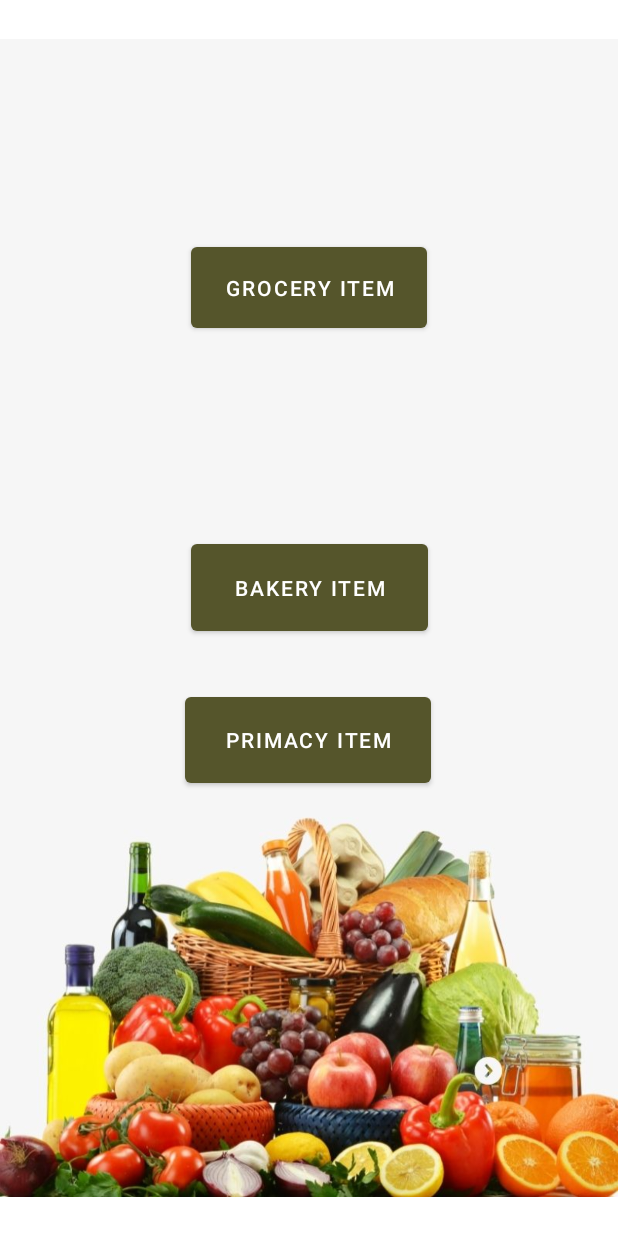
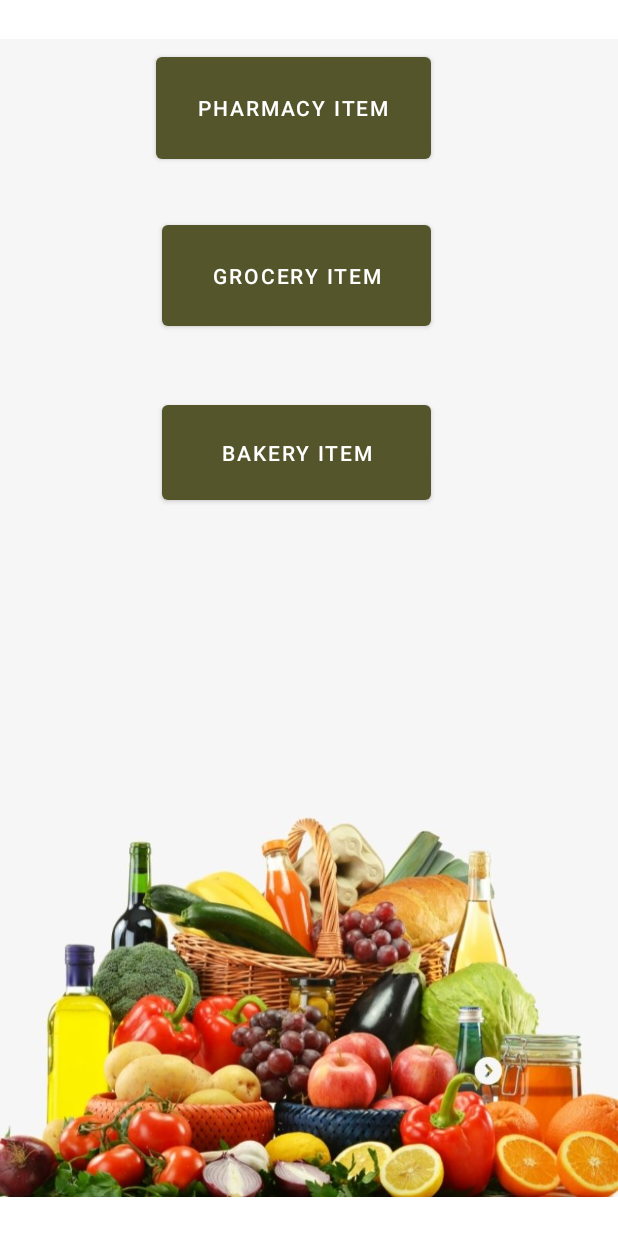
Before and after one commit to SahanPunchihewa/MAD-Project-Y2-S2, an Android app: the layout activity_customer_dashboard.xml on its own in the app's theme, with its tools: preview values and no code run, on a phone screen of 412 x 824 dp. Run offline under Robolectric (Android 15) with nearby library versions, the phone set to English and light mode, and no system bars.

```diff
--- a/app/src/main/AndroidManifest.xml
+++ b/app/src/main/AndroidManifest.xml
@@ -12,6 +12,12 @@
         android:roundIcon="@mipmap/ic_launcher_round"
         android:supportsRtl="true"
         android:theme="@style/Theme.MobileApplication">
+        <activity
+            android:name=".activities.customer.CustomerDashboardActivity"
+            android:exported="false" />
+        <activity
+            android:name=".activities.customer.CustomerLoginActivity"
+            android:exported="false" />
         <activity
             android:name=".activities.customer.CustomerRegisterActivity"
             android:exported="false" />
--- a/app/src/main/java/com/example/mobileapplication/activities/customer/Customer_login.java
+++ b/app/src/main/java/com/example/mobileapplication/activities/customer/CustomerDashboardActivity.java
@@ -6,11 +6,11 @@ import android.os.Bundle;
 
 import com.example.mobileapplication.R;
 
-public class Customer_login extends AppCompatActivity {
+public class CustomerDashboardActivity extends AppCompatActivity {
 
     @Override
     protected void onCreate(Bundle savedInstanceState) {
         super.onCreate(savedInstanceState);
-        setContentView(R.layout.activity_customer_login);
+        setContentView(R.layout.activity_customer_dashboard);
     }
 }
--- a/app/src/main/java/com/example/mobileapplication/activities/customer/CustomerRegisterActivity.java
+++ b/app/src/main/java/com/example/mobileapplication/activities/customer/CustomerRegisterActivity.java
@@ -42,7 +42,7 @@ public class CustomerRegisterActivity extends AppCompatActivity {
         loginTv.setOnClickListener(new View.OnClickListener() {
             @Override
             public void onClick(View view) {
-                Intent intent = new Intent(CustomerRegisterActivity.this,Customer_login.class);
+                Intent intent = new Intent(CustomerRegisterActivity.this,CustomerLoginActivity.class);
                 startActivity(intent);
             }
         });
--- a/app/src/main/res/layout/activity_customer_dashboard.xml
+++ b/app/src/main/res/layout/activity_customer_dashboard.xml
@@ -4,7 +4,7 @@
     xmlns:tools="http://schemas.android.com/tools"
     android:layout_width="match_parent"
     android:layout_height="match_parent"
-    tools:context=".Customer_Dashboard">
+    tools:context=".activities.customer.CustomerDashboardActivity">
 
     <ImageView
         android:id="@+id/imageView4"
@@ -12,7 +12,7 @@
         android:layout_height="wrap_content"
         app:layout_constraintBottom_toBottomOf="parent"
         app:layout_constraintEnd_toEndOf="parent"
-        app:layout_constraintHorizontal_bias="1.0"
+        app:layout_constraintHorizontal_bias="0.0"
         app:layout_constraintStart_toStartOf="parent"
         app:layout_constraintTop_toTopOf="parent"
         app:layout_constraintVertical_bias="1.0"
@@ -20,35 +20,31 @@
 
     <Button
         android:id="@+id/Primacy_Item"
-        android:layout_width="164dp"
-        android:layout_height="69dp"
-        android:layout_marginBottom="296dp"
+        android:layout_width="183dp"
+        android:layout_height="80dp"
+        android:layout_marginStart="104dp"
+        android:layout_marginTop="32dp"
         android:text="@string/Primacy_Item"
-        app:layout_constraintBottom_toBottomOf="@+id/imageView4"
-        app:layout_constraintEnd_toEndOf="parent"
-        app:layout_constraintHorizontal_bias="0.497"
-        app:layout_constraintStart_toStartOf="parent" />
+        app:layout_constraintStart_toStartOf="parent"
+        app:layout_constraintTop_toTopOf="@+id/imageView4" />
 
     <Button
         android:id="@+id/Bakery_Item"
-        android:layout_width="158dp"
-        android:layout_height="70dp"
-        android:layout_marginBottom="32dp"
+        android:layout_width="179dp"
+        android:layout_height="75dp"
+        android:layout_marginStart="108dp"
+        android:layout_marginTop="264dp"
         android:text="@string/Bakery_Item"
-        app:layout_constraintBottom_toTopOf="@+id/Primacy_Item"
-        app:layout_constraintEnd_toEndOf="parent"
-        app:layout_constraintHorizontal_bias="0.501"
-        app:layout_constraintStart_toStartOf="parent" />
+        app:layout_constraintStart_toStartOf="parent"
+        app:layout_constraintTop_toTopOf="parent" />
 
     <Button
         android:id="@+id/Grocery_Item"
-        android:layout_width="157dp"
-        android:layout_height="66dp"
+        android:layout_width="179dp"
+        android:layout_height="79dp"
+        android:layout_marginStart="108dp"
+        android:layout_marginTop="144dp"
         android:text="@string/Grocery_Item"
-        app:layout_constraintBottom_toTopOf="@+id/Bakery_Item"
-        app:layout_constraintEnd_toEndOf="parent"
-        app:layout_constraintHorizontal_bias="0.501"
         app:layout_constraintStart_toStartOf="parent"
-        app:layout_constraintTop_toTopOf="parent"
-        app:layout_constraintVertical_bias="0.546" />
+        app:layout_constraintTop_toTopOf="parent" />
 </androidx.constraintlayout.widget.ConstraintLayout>
--- a/app/src/main/res/values/strings.xml
+++ b/app/src/main/res/values/strings.xml
@@ -10,7 +10,7 @@
     <string name="Primacy_manager_login">Primacy Manager login</string>
     <string name="Grocery_Item">Grocery Item</string>
     <string name="Bakery_Item">Bakery Item</string>
-    <string name="Primacy_Item">Primacy Item</string>
+    <string name="Primacy_Item">Pharmacy Item</string>
     <string name="cust_et_name">Enter Your Name</string>
     <string name="cust_et_email">Enter Your Email Address</string>
     <string name="cust_et_phone">Enter Your Phone Number</string>
```
Also changed, not shown: app/src/main/java/com/example/mobileapplication/activities/customer/CustomerLoginActivity.java (added, +80 -0 lines), app/src/main/java/com/example/mobileapplication/activities/customer/Customer_Dashboard.java (deleted, +0 -16 lines), app/src/main/java/com/example/mobileapplication/activities/customer/LoginActivity.java (+11 -11 lines), app/src/main/res/layout/activity_customer_login.xml (+4 -4 lines), app/src/main/res/layout/activity_customer_register.xml (+3 -4 lines).
